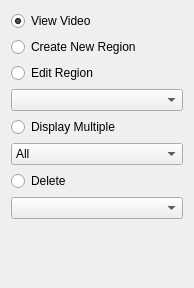
Before: the Qt Designer form resources/designer_ui/regionviewcontrol.ui in jonathanHuwP/CrystalGrowthTracker, drawn with Qt 5.
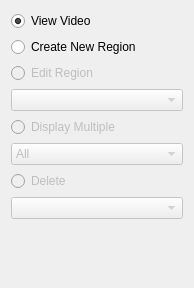
After: the same form once the commit is applied.

Diff of the .ui file:
```diff
--- a/resources/designer_ui/regionviewcontrol.ui
+++ b/resources/designer_ui/regionviewcontrol.ui
@@ -39,6 +39,9 @@
    </item>
    <item>
     <widget class="QRadioButton" name="_editRegionButton">
+     <property name="enabled">
+      <bool>false</bool>
+     </property>
      <property name="text">
       <string>Edit Region</string>
      </property>
@@ -48,10 +51,17 @@
     </widget>
    </item>
    <item>
-    <widget class="QComboBox" name="_editComboBox"/>
+    <widget class="QComboBox" name="_editComboBox">
+     <property name="enabled">
+      <bool>false</bool>
+     </property>
+    </widget>
    </item>
    <item>
     <widget class="QRadioButton" name="_displayMultipleButton">
+     <property name="enabled">
+      <bool>false</bool>
+     </property>
      <property name="text">
       <string>Display Multiple</string>
      </property>
@@ -62,6 +72,9 @@
    </item>
    <item>
     <widget class="QComboBox" name="_displayComboBox">
+     <property name="enabled">
+      <bool>false</bool>
+     </property>
      <item>
       <property name="text">
        <string>All</string>
@@ -71,6 +84,9 @@
    </item>
    <item>
     <widget class="QRadioButton" name="_deleteButton">
+     <property name="enabled">
+      <bool>false</bool>
+     </property>
      <property name="text">
       <string>Delete</string>
      </property>
@@ -80,7 +96,11 @@
     </widget>
    </item>
    <item>
-    <widget class="QComboBox" name="_deleteComboBox"/>
+    <widget class="QComboBox" name="_deleteComboBox">
+     <property name="enabled">
+      <bool>false</bool>
+     </property>
+    </widget>
    </item>
    <item>
     <spacer name="verticalSpacer">
```
